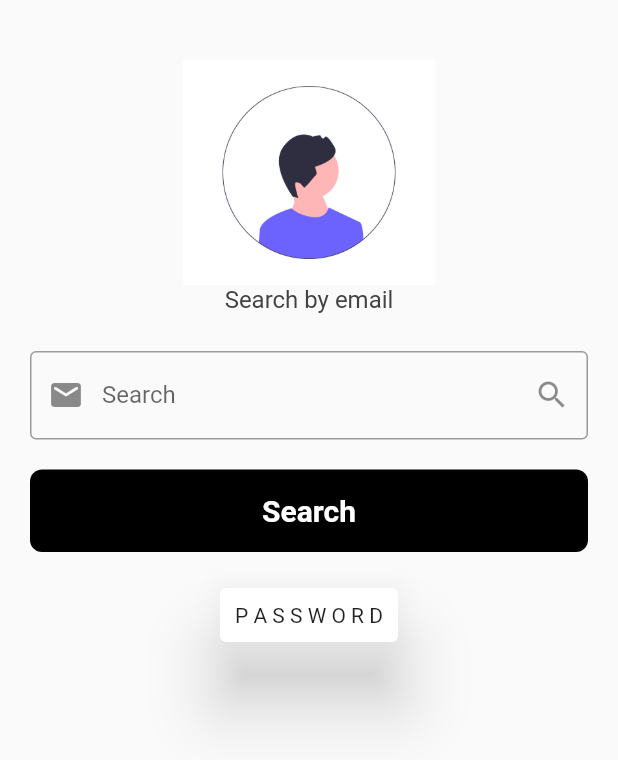
After one commit to nsabir0/material_login_ui_SQFlite, a Flutter app: the screen it shows after launch, after a tap on "Forgot Password?", on a phone screen of 412 x 824 dp. The commit adds this screen. Shown: the top 760 px of the screen. Run offline on Flutter 3.47's test engine with Material 2 defaults, Android fonts, the phone set to English and light mode, and no system bars; our stand-ins replace get, sqflite; accounts and stored records are empty.

Commit message:
user deletion all completed + forgot page added

```diff
--- /dev/null
+++ b/lib/View/forgotpass_page.dart
@@ -0,0 +1,89 @@
+import 'package:flutter/material.dart';
+
+class ForgotpassPage extends StatelessWidget {
+  const ForgotpassPage({super.key});
+
+  @override
+  Widget build(BuildContext context) {
+    return Scaffold(
+      body: SingleChildScrollView(
+        padding: const EdgeInsets.symmetric(horizontal: 20, vertical: 40),
+        child: Form(
+            child: Column(
+              mainAxisAlignment: MainAxisAlignment.center,
+              crossAxisAlignment: CrossAxisAlignment.center,
+              children: [
+                //Welcome Logo field==============================================
+                SizedBox( height: 150,
+                    child: Image.asset('lib/images/avatar_male.png')),
+
+                //Search Text field==============================================
+                Text(
+                  'Search by email',
+                  style: TextStyle(color: Colors.grey[800], fontSize: 16),
+                ),
+
+                const SizedBox(height: 25),
+
+                //Search Text field=================================================
+                TextFormField(
+                  //controller: nameController,
+                  keyboardType: TextInputType.emailAddress,
+                  decoration: const InputDecoration(
+                    labelText: 'Search',
+                    border: OutlineInputBorder(),
+                    prefixIcon: Icon(Icons.email_rounded),
+                    suffixIcon: Icon(Icons.search),
+                  ),
+                  validator: (value) {
+                    if (value!.isEmpty) {
+                      return "Please enter your email address.";
+                    }
+                    return null;
+                  },
+                ),
+                const SizedBox(height: 20),
+
+                //Search Button======================================================
+                InkWell(
+                  onTap: () {},
+                  child: Container(
+                    height: 55,
+                    padding: const EdgeInsets.all(10),
+                    decoration: BoxDecoration(
+                      color: Colors.black,
+                      borderRadius: BorderRadius.circular(8),
+                    ),
+                    child: const Center(
+                      child: Text(
+                        'Search',
+                        style: TextStyle(
+                            color: Colors.white,
+                            fontWeight: FontWeight.bold,
+                            fontSize: 20),
+                      ),
+                    ),
+                  ),
+                ),
+
+                spacing(20),
+                //view password=====================================
+
+                Card(
+                  elevation: 20,
+                  child: Padding(
+                    padding: const EdgeInsets.all(10.0),
+                    child: Text('P A S S W O R D'),
+                  ),
+
+                )
+              ],
+            )),
+      ),
+    );;
+  }
+}
+
+Widget spacing(double h) {
+  return SizedBox(height: h);
+}
--- a/lib/View/login_page.dart
+++ b/lib/View/login_page.dart
@@ -3,6 +3,7 @@ import 'package:material_login_ui/Controller/login_controller.dart';
 import 'package:material_login_ui/Global_Widgets//my_password.dart';
 import 'package:material_login_ui/Global_Widgets/my_textfield.dart';
 import 'package:material_login_ui/Global_Widgets/square_tile.dart';
+import 'package:material_login_ui/View/forgotpass_page.dart';
 import 'package:material_login_ui/View/signup_page.dart';
 import 'package:flutter/gestures.dart';
 import 'package:get/get.dart';
@@ -111,6 +112,10 @@ class LoginPage extends StatelessWidget {
 Widget forgotPassword() {
   return Padding(
     padding: const EdgeInsets.symmetric(horizontal: 25.0),
+    child: InkWell(
+      onTap: (){
+        Get.to(ForgotpassPage());
+      },
       child: Row(
         mainAxisAlignment: MainAxisAlignment.end,
         children: [
@@ -119,6 +124,7 @@ Widget forgotPassword() {
             style: TextStyle(color: Colors.grey[600]),
           ),
         ],
+      ),
     ),
   );
 }
```
Also changed, not shown: lib/Controller/forgotpass_controller.dart (added, +10 -0 lines), lib/Controller/login_controller.dart (+8 -11 lines), lib/Database/sqflite_Database.dart (+13 -6 lines). Lines whose indentation alone changed are shown as unchanged.
